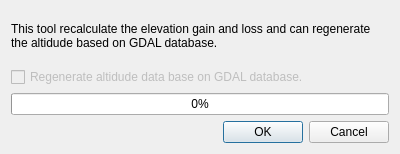
This is src/plugins/displayStatistic/dialogprocessaltitude.ui in shujaatak/gpsbook as Qt 5 draws it before an edit. The edited form follows.
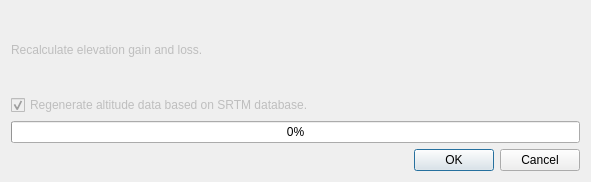
This is the edited form.

Commit message: Add SRTM plugin to work with altitude provided by NASA. Add altitude correction into plugin statistics. Add terrain building into graphic 3D plugin.

Diff of the .ui file:
```diff
--- a/src/plugins/displayStatistic/dialogprocessaltitude.ui
+++ b/src/plugins/displayStatistic/dialogprocessaltitude.ui
@@ -9,8 +9,8 @@
    <rect>
     <x>0</x>
     <y>0</y>
-    <width>400</width>
-    <height>154</height>
+    <width>591</width>
+    <height>182</height>
    </rect>
   </property>
   <property name="windowTitle">
@@ -18,12 +18,12 @@
   </property>
   <layout class="QVBoxLayout" name="verticalLayout">
    <item>
-    <widget class="QLabel" name="label">
-     <property name="text">
-      <string>This tool recalculate the elevation gain and loss and can regenerate the altidude based on GDAL database.</string>
+    <widget class="QLabel" name="label_2">
+     <property name="enabled">
+      <bool>false</bool>
      </property>
-     <property name="wordWrap">
-      <bool>true</bool>
+     <property name="text">
+      <string>Recalculate elevation gain and loss.</string>
      </property>
     </widget>
    </item>
@@ -33,7 +33,10 @@
       <bool>false</bool>
      </property>
      <property name="text">
-      <string>Regenerate altidude data base on GDAL database.</string>
+      <string>Regenerate altitude data based on SRTM database.</string>
+     </property>
+     <property name="checked">
+      <bool>true</bool>
      </property>
     </widget>
    </item>
```
The commit also changes 45 other files.
